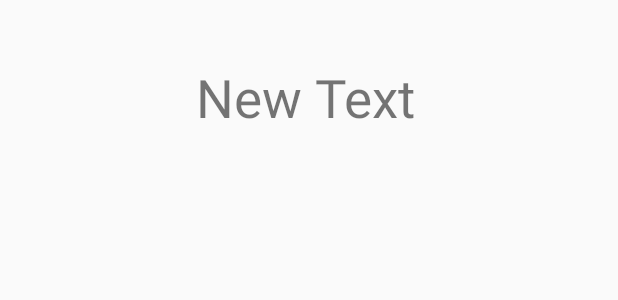
After one commit to PhuwitNins/BU-Traffic, an Android app: the layout my_listview.xml on its own in the app's theme, with its tools: preview values and no code run, on a phone screen of 412 x 824 dp. The commit adds this screen. Shown: the top 300 px of the screen. Run offline under Robolectric (Android 15) with nearby library versions, the phone set to English and light mode, and no system bars.

```diff
--- /dev/null
+++ b/app/src/main/res/layout/my_listview.xml
@@ -0,0 +1,19 @@
+<?xml version="1.0" encoding="utf-8"?>
+<LinearLayout xmlns:android="http://schemas.android.com/apk/res/android"
+    android:orientation="horizontal" android:layout_width="match_parent"
+    android:layout_height="wrap_content">
+
+    <ImageView
+        android:layout_width="@dimen/icon"
+        android:layout_height="@dimen/icon"
+        android:id="@+id/imageView"
+        android:layout_margin="15dp" />
+
+    <TextView
+        android:layout_width="wrap_content"
+        android:layout_height="wrap_content"
+        android:text="New Text"
+        android:id="@+id/textView2"
+        android:textSize="@dimen/h1"
+        android:layout_gravity="center_vertical" />
+</LinearLayout>
--- a/app/src/main/res/values/dimens.xml
+++ b/app/src/main/res/values/dimens.xml
@@ -2,5 +2,10 @@
     <!-- Default screen margins, per the Android Design guidelines. -->
     <dimen name="activity_horizontal_margin">16dp</dimen>
     <dimen name="activity_vertical_margin">16dp</dimen>
-    <dimen name="h1">50sp</dimen>
+    <dimen name="h1">35sp</dimen>
+    <dimen name="h2">25sp</dimen>
+    <dimen name="icon">100dp</dimen>
+    <dimen name="image">200dp</dimen>
+
+
 </resources>
```
Also changed, not shown: app/src/main/java/net/nsndrp/phuwit/butraffic/MainActivity.java (+6 -1 lines), app/src/main/java/net/nsndrp/phuwit/butraffic/myAdapter.java (added, +44 -0 lines).
